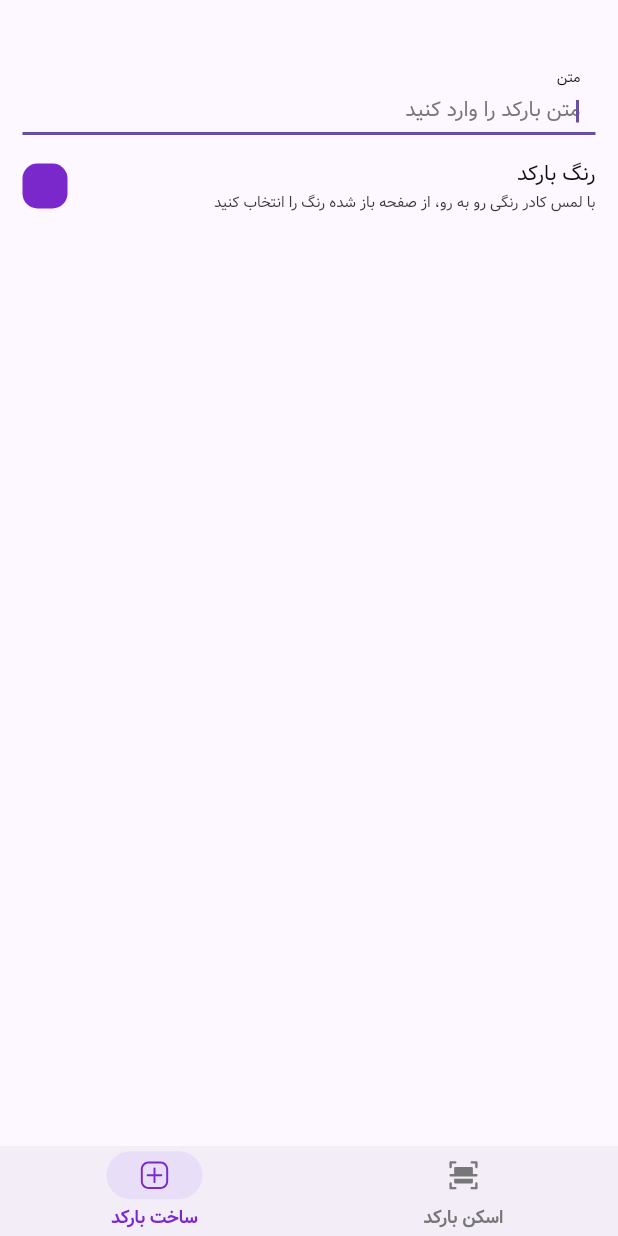
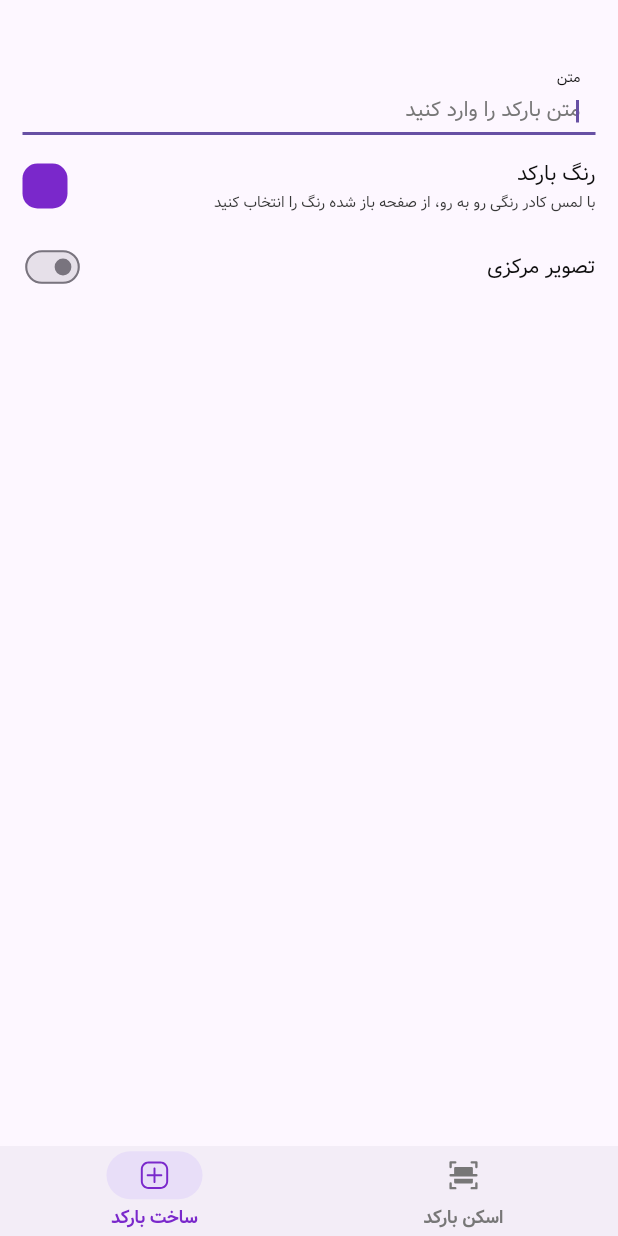
Before and after one commit to AliEasy/flutter_easy_barcode, a Flutter app: the screen it shows after launch, item 2 of the bottom bar chosen, on a phone screen of 412 x 824 dp. Run offline on Flutter 3.47's test engine with Material 3 defaults, Android fonts, the phone set to English and light mode, and no system bars; our stand-ins replace equatable, flutter_bloc, flutter_staggered_animations, flutter_svg, fluttertoast, get_it and 3 more; missing offline and left inert: flex_color_picker, mobile_scanner; generated files the repository leaves out were written again.

Commit message:
Add: Add centralImage bool option

```diff
--- /dev/null
+++ b/lib/core/common/util/assets_app_icon_handler.dart
@@ -0,0 +1,6 @@
+class AssetsAppIconHelper {
+  static const _base = 'assets/app_icon';
+
+  static const appIconPng = '$_base/app_icon.png';
+  static const appIconSvg = '$_base/app_icon.svg';
+}
--- /dev/null
+++ b/lib/core/uikit/switch/switch_widget.dart
@@ -0,0 +1,46 @@
+import 'package:flutter/material.dart';
+import 'package:flutter_easy_barcode/core/config/theme/theme.dart';
+
+class SwitchButton extends StatefulWidget {
+  final String title;
+  final ValueChanged<bool> onChanged;
+
+  const SwitchButton({super.key, required this.title, required this.onChanged});
+
+  @override
+  State<SwitchButton> createState() => _SwitchButtonState();
+}
+
+class _SwitchButtonState extends State<SwitchButton> {
+  bool _selected = false;
+
+  @override
+  Widget build(BuildContext context) {
+    return Row(
+      mainAxisAlignment: MainAxisAlignment.spaceBetween,
+      children: [
+        Text(
+          widget.title,
+          style: Theme.of(context).textTheme.labelLarge,
+        ),
+        Transform.scale(
+          scale: 0.7,
+          child: Container(
+            constraints: const BoxConstraints(maxWidth: 40.0),
+            child: Switch(
+              value: _selected,
+              materialTapTargetSize: MaterialTapTargetSize.shrinkWrap,
+              activeColor: Theme.of(context).primary,
+              onChanged: (bool value) {
+                widget.onChanged(value);
+                setState(() {
+                  _selected = value;
+                });
+              },
+            ),
+          ),
+        ),
+      ],
+    );
+  }
+}
--- a/lib/feature/create_barcode/domain/entity/barcode_options.dart
+++ b/lib/feature/create_barcode/domain/entity/barcode_options.dart
@@ -1,8 +1,17 @@
+import 'dart:typed_data';
+
 import 'package:flutter/material.dart';
 
 class BarcodeOptions {
   String value;
   Color? color;
+  bool? hasCentralImage;
+  Uint8List? centralImage;
 
-  BarcodeOptions({required this.value, this.color});
+  BarcodeOptions({
+    required this.value,
+    this.color,
+    this.centralImage,
+    this.hasCentralImage,
+  });
 }
--- a/lib/feature/create_barcode/presentation/manager/create_barcode_bloc/create_barcode_bloc.dart
+++ b/lib/feature/create_barcode/presentation/manager/create_barcode_bloc/create_barcode_bloc.dart
@@ -1,3 +1,5 @@
+import 'dart:typed_data';
+
 import 'package:flutter/material.dart';
 import 'package:flutter_bloc/flutter_bloc.dart';
 import 'package:equatable/equatable.dart';
@@ -33,6 +35,10 @@ class CreateBarcodeBloc extends Bloc<CreateBarcodeEvent, CreateBarcodeState> {
     if (event.color != null) {
       _barcodeOptions.color = event.color!;
     }
+    if (event.hasCentralImage != null) {
+      _barcodeOptions.hasCentralImage = event.hasCentralImage!;
+      _barcodeOptions.centralImage = event.centralImage;
+    }
     emit(CreateBarcodeUpdatedState(barcodeOptions: _barcodeOptions));
   }
 }
--- a/lib/feature/create_barcode/presentation/manager/create_barcode_bloc/create_barcode_event.dart
+++ b/lib/feature/create_barcode/presentation/manager/create_barcode_bloc/create_barcode_event.dart
@@ -7,9 +7,16 @@ abstract class CreateBarcodeEvent extends Equatable {
 class CreateBarcodeUpdatedEvent extends CreateBarcodeEvent {
   final String? value;
   final Color? color;
+  final bool? hasCentralImage;
+  final Uint8List? centralImage;
 
-  const CreateBarcodeUpdatedEvent({this.value, this.color});
+  const CreateBarcodeUpdatedEvent({
+    this.value,
+    this.color,
+    this.centralImage,
+    this.hasCentralImage,
+  });
 
   @override
-  List<Object?> get props => [value, color];
+  List<Object?> get props => [value, color, hasCentralImage, centralImage];
 }
--- a/lib/feature/create_barcode/presentation/manager/create_barcode_bloc/create_barcode_state.dart
+++ b/lib/feature/create_barcode/presentation/manager/create_barcode_bloc/create_barcode_state.dart
@@ -9,12 +9,12 @@ class CreateBarcodeInitialState extends CreateBarcodeState {
   const CreateBarcodeInitialState({required super.barcodeOptions});
 
   @override
-  List<Object?> get props => [barcodeOptions.value, barcodeOptions.color];
+  List<Object?> get props => [barcodeOptions];
 }
 
 class CreateBarcodeUpdatedState extends CreateBarcodeState {
   const CreateBarcodeUpdatedState({required super.barcodeOptions});
 
   @override
-  List<Object?> get props => [barcodeOptions.value, barcodeOptions.color];
+  List<Object?> get props => [barcodeOptions];
 }
--- a/lib/feature/create_barcode/presentation/pages/create_barcode.dart
+++ b/lib/feature/create_barcode/presentation/pages/create_barcode.dart
@@ -1,12 +1,15 @@
 import 'package:flex_color_picker/flex_color_picker.dart';
 import 'package:flutter/material.dart';
+import 'package:flutter/services.dart';
 import 'package:flutter_bloc/flutter_bloc.dart';
 import 'package:flutter_easy_barcode/core/config/theme/theme.dart';
 import 'package:flutter_easy_barcode/core/di/base/di_setup.dart';
 import 'package:pretty_qr_code/pretty_qr_code.dart';
 
+import '../../../../core/common/util/assets_app_icon_handler.dart';
 import '../../../../core/localization.dart';
 import '../../../../core/uikit/spacing.dart';
+import '../../../../core/uikit/switch/switch_widget.dart';
 import '../../../../core/uikit/text_form_field/text_form_field_widget.dart';
 import '../../domain/entity/barcode_options.dart';
 import '../manager/create_barcode_bloc/create_barcode_bloc.dart';
@@ -85,20 +88,50 @@ class CreateBarcodePage extends StatelessWidget {
                     ),
                   ],
                 ),
+                Space.h16,
+                SwitchButton(
+                  title: Strings.instance.appLocalization.centralImage,
+                  onChanged: (value) async {
+                    if (value) {
+                      final ByteData bytes = await rootBundle.load(
+                        AssetsAppIconHelper.appIconPng,
+                      );
+                      final Uint8List imageByte = bytes.buffer.asUint8List();
+                      if (!context.mounted) return;
+                      context.read<CreateBarcodeBloc>().add(
+                            CreateBarcodeUpdatedEvent(
+                              hasCentralImage: true,
+                              centralImage: imageByte,
+                            ),
+                          );
+                    } else {
+                      context.read<CreateBarcodeBloc>().add(
+                            const CreateBarcodeUpdatedEvent(
+                              hasCentralImage: false,
+                              centralImage: null,
+                            ),
+                          );
+                    }
+                  },
+                ),
                 Space.h24,
                 BlocBuilder<CreateBarcodeBloc, CreateBarcodeState>(
                   builder: (context, state) {
-                    BarcodeOptions barcodeOptions = state.barcodeOptions;
+                    final BarcodeOptions barcodeOptions = state.barcodeOptions;
                     if (barcodeOptions.value.isNotEmpty) {
+                      PrettyQrDecorationImage? imageDecoration;
+                      if (barcodeOptions.hasCentralImage ?? false) {
+                        imageDecoration = PrettyQrDecorationImage(
+                          image: MemoryImage(barcodeOptions.centralImage!),
+                        );
+                      }
                       return SizedBox(
-                        height: 100,
-                        width: 100,
+                        height: 150,
+                        width: 150,
                         child: PrettyQrView.data(
                           data: barcodeOptions.value,
                           decoration: PrettyQrDecoration(
-                            image: const PrettyQrDecorationImage(
-                              image: AssetImage('images/flutter.png'),
-                            ),
+                            image: imageDecoration,
                             shape: PrettyQrSmoothSymbol(
                               color: barcodeOptions.color ?? barcodeColor,
                             ),
--- a/lib/l10n/app_fa.arb
+++ b/lib/l10n/app_fa.arb
@@ -28,5 +28,7 @@
   "enterBarcodeText" : "متن بارکد را وارد کنید",
   "chooseBarcodeColor" : "رنگ بارکد را انتخاب کنید",
   "chooseBarcodeColorHint" : "با لمس کادر رنگی رو به رو، از صفحه باز شده رنگ را انتخاب کنید",
+  "centralImage" : "تصویر مرکزی",
+  "centralImageHint" : "با لمس تصویر رو به رو، تصویر مرکزی را انتخاب کنید",
   "empty": "خالی"
 }
```
